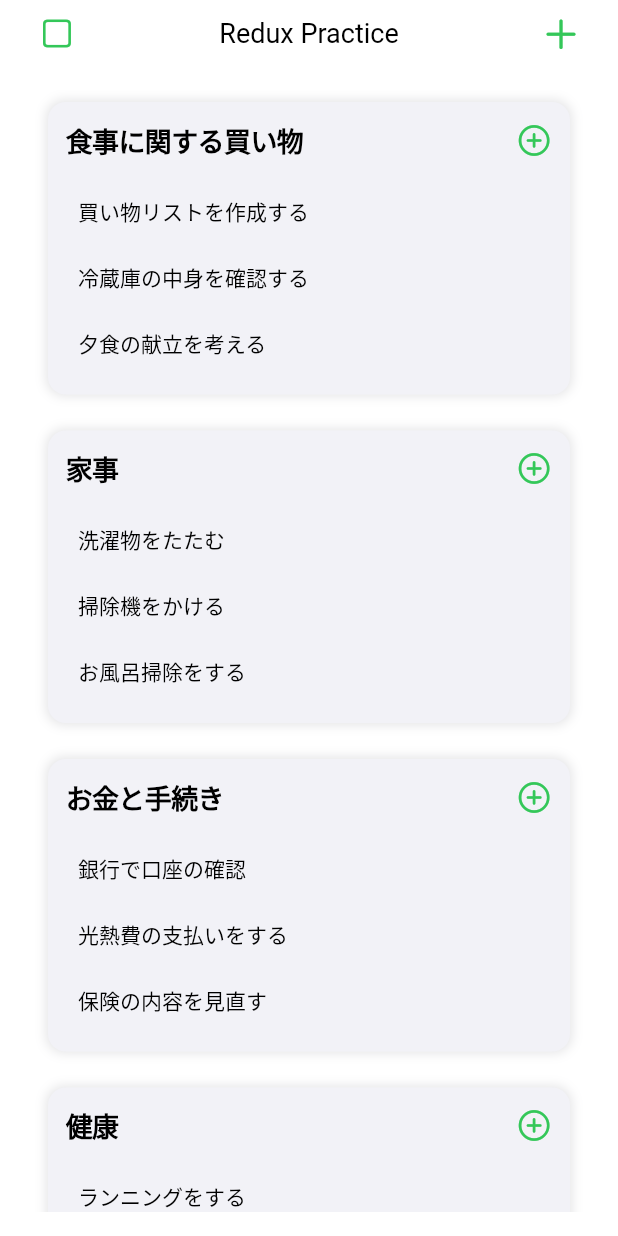
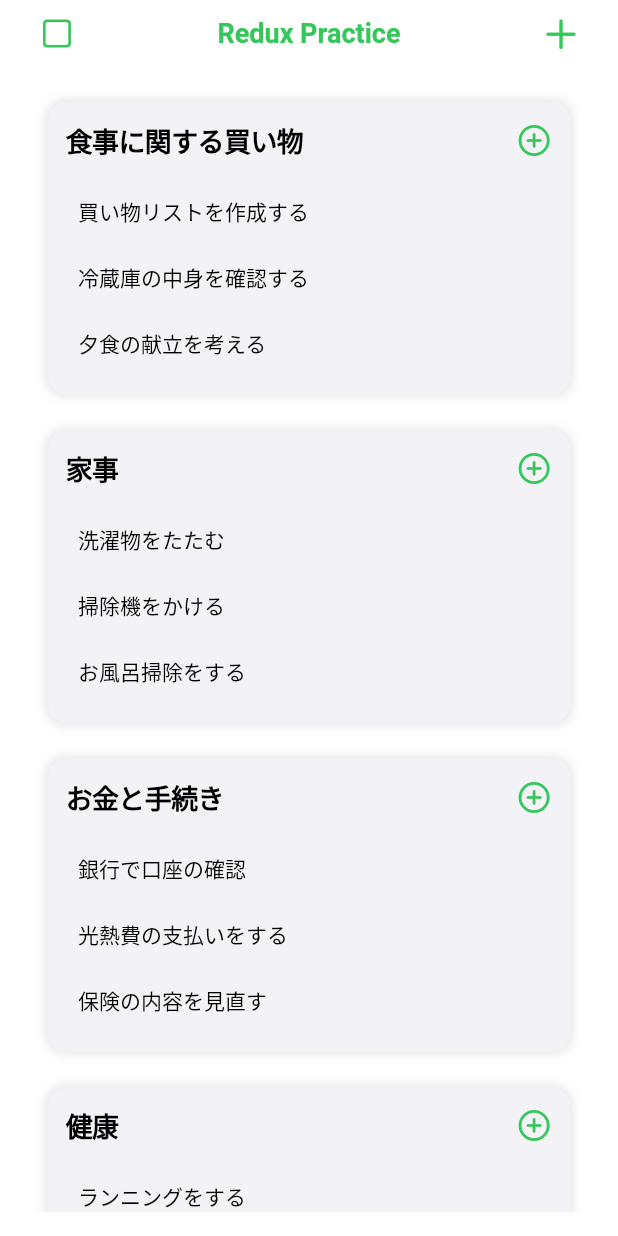
Before and after one commit to akitorahayashi/redux_practice, a Flutter app: the screen it shows after launch, on a phone screen of 412 x 824 dp. Run offline on Flutter 3.47's test engine with Material 3 defaults, Android fonts, the phone set to English and light mode, and no system bars; drawn by our look-alikes of flutter_slidable; our stand-ins replace flutter_riverpod, freezed_annotation, modal_bottom_sheet.

Commit message:
NavibationBarのデザインを整えた

```diff
--- a/lib/screen/categorized_todo_list_page/categorized_todo_list_page.dart
+++ b/lib/screen/categorized_todo_list_page/categorized_todo_list_page.dart
@@ -32,8 +32,8 @@ class CategorizedToDoListPage extends ConsumerWidget {
           'Redux Practice',
           style: TextStyle(
             fontSize: 18,
-            color:
-                CupertinoDynamicColor.resolve(CupertinoColors.label, context),
+            fontWeight: FontWeight.w700,
+            color: CupertinoDynamicColor.resolve(rpTheme.primaryColor, context),
           ),
         ),
         leading: CupertinoButton(
```
